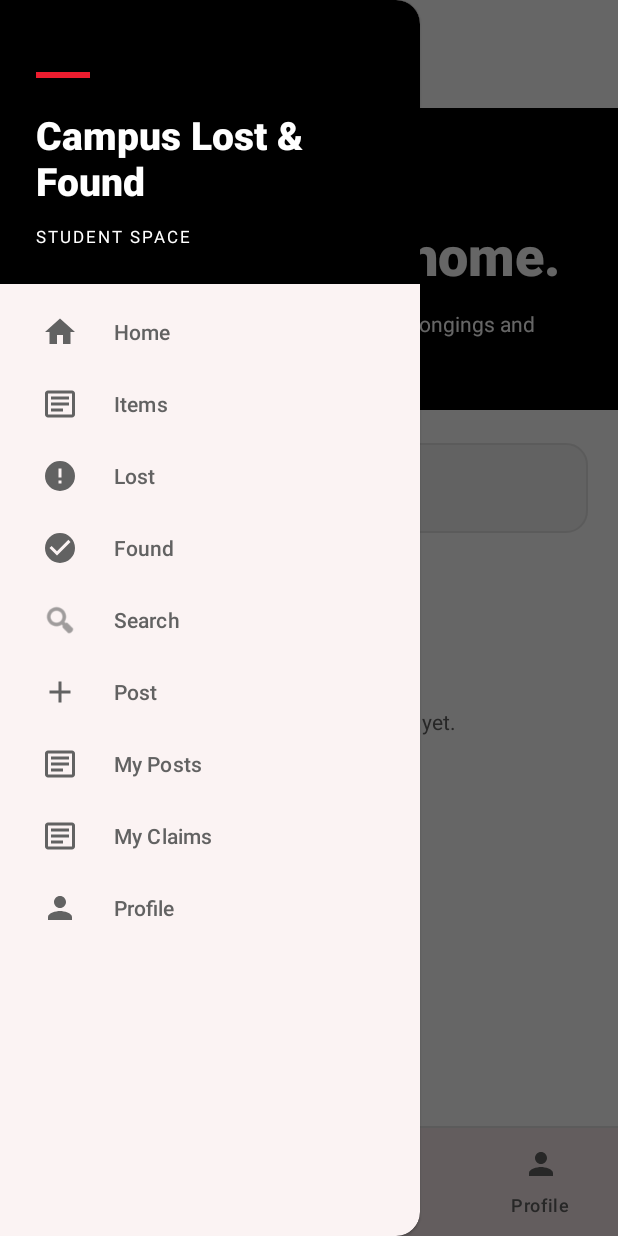
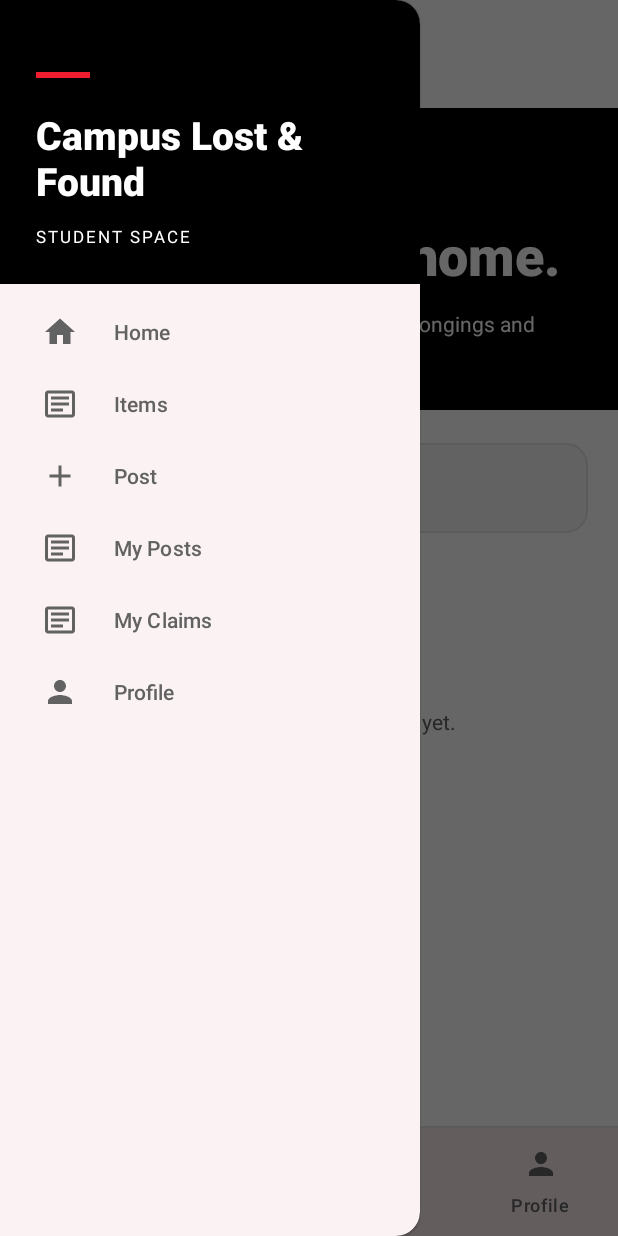
Before and after one commit to COS30017-Software-Development/COS30017-Development-Project, an Android app: the screen it shows after launch (MainActivity), with the side drawer open, on a phone screen of 412 x 824 dp. Run offline under Robolectric (Android 15) with nearby library versions, the phone set to English and light mode, and no system bars; our stand-ins replace Firebase (no records; nobody signed in at launch, a user with empty details on screens opened directly), Room's generated code.

Commit message:
edit side navigation bar

```diff
--- a/app/src/main/java/com/example/cos30017developmentproject/ProfileActivity.kt
+++ b/app/src/main/java/com/example/cos30017developmentproject/ProfileActivity.kt
@@ -105,7 +105,7 @@ class ProfileActivity : AppCompatActivity() {
 			when (item.itemId) {
 				R.id.drawer_profile -> true
 				R.id.drawer_home -> openMain(R.id.nav_home)
-				R.id.drawer_lost, R.id.drawer_found, R.id.drawer_search -> openMain(R.id.nav_items)
+				R.id.drawer_items -> openMain(R.id.nav_items)
 				R.id.drawer_post -> openPost()
 				R.id.drawer_my_posts -> startActivity(Intent(this, MyPostsActivity::class.java))
 				R.id.drawer_my_claims -> startActivity(Intent(this, MyClaimsActivity::class.java))
--- a/app/src/main/res/menu/drawer_navigation.xml
+++ b/app/src/main/res/menu/drawer_navigation.xml
@@ -8,18 +8,6 @@
 			android:id = "@+id/drawer_items"
 			android:icon = "@drawable/ic_items"
 			android:title = "@string/items" />
-		<item
-			android:id = "@+id/drawer_lost"
-			android:icon = "@drawable/ic_lost"
-			android:title = "@string/lost" />
-		<item
-			android:id = "@+id/drawer_found"
-			android:icon = "@drawable/ic_found"
-			android:title = "@string/found" />
-		<item
-			android:id = "@+id/drawer_search"
-			android:icon = "@android:drawable/ic_menu_search"
-			android:title = "@string/search" />
 		<item
 			android:id = "@+id/drawer_post"
 			android:icon = "@drawable/ic_post"
```
Also changed, not shown: app/src/main/java/com/example/cos30017developmentproject/MainActivity.kt (+3 -16 lines), 1 other file.
